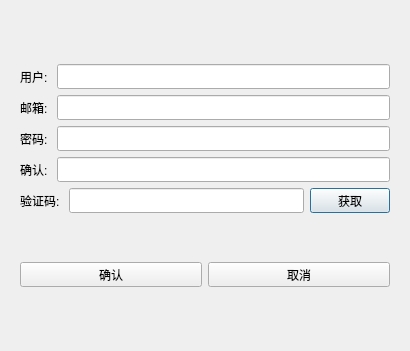
First picture: the form in registerdialog.ui, repository chenjiabo5197/chat-qt, before the edit.
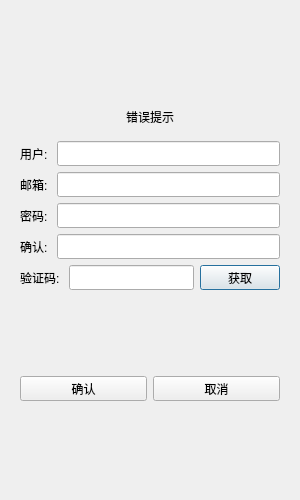
Second picture: the form after the edit.

Commit message: 修复关闭时出core错误，添加邮箱的正则匹配并刷新qss

Patch:
```diff
--- a/registerdialog.ui
+++ b/registerdialog.ui
@@ -6,10 +6,22 @@
    <rect>
     <x>0</x>
     <y>0</y>
-    <width>410</width>
-    <height>351</height>
+    <width>300</width>
+    <height>500</height>
    </rect>
   </property>
+  <property name="minimumSize">
+   <size>
+    <width>300</width>
+    <height>500</height>
+   </size>
+  </property>
+  <property name="maximumSize">
+   <size>
+    <width>300</width>
+    <height>500</height>
+   </size>
+  </property>
   <property name="windowTitle">
    <string>Dialog</string>
   </property>
@@ -33,6 +45,22 @@
            </property>
           </spacer>
          </item>
+         <item>
+          <widget class="QWidget" name="widget" native="true">
+           <layout class="QVBoxLayout" name="verticalLayout_4">
+            <item>
+             <widget class="QLabel" name="err_tip">
+              <property name="text">
+               <string>错误提示</string>
+              </property>
+              <property name="alignment">
+               <set>Qt::AlignCenter</set>
+              </property>
+             </widget>
+            </item>
+           </layout>
+          </widget>
+         </item>
          <item>
           <layout class="QHBoxLayout" name="horizontalLayout">
            <item>
```
Left out of the diff: 4 changed lines with no effect on the pictures. The commit also changes 9 other files.
